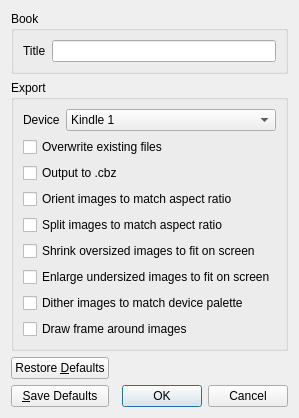
This is dev/ui/options.ui in yukinogatari/Mangle as Qt 5 draws it before an edit. The edited form follows.
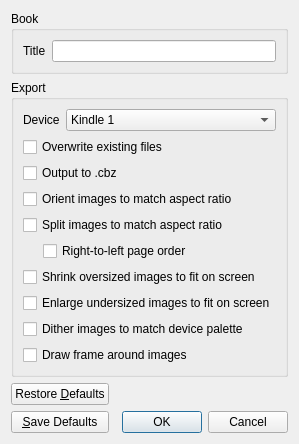
This is the edited form.

Commit message: Slight update to the UI. Not functional yet.

```diff
--- a/dev/ui/options.ui
+++ b/dev/ui/options.ui
@@ -7,7 +7,7 @@
     <x>0</x>
     <y>0</y>
     <width>333</width>
-    <height>446</height>
+    <height>475</height>
    </rect>
   </property>
   <property name="sizePolicy">
@@ -154,6 +154,33 @@
         </property>
        </widget>
       </item>
+      <item>
+       <layout class="QHBoxLayout" name="horizontalLayout">
+        <item>
+         <spacer name="horizontalSpacer_2">
+          <property name="orientation">
+           <enum>Qt::Horizontal</enum>
+          </property>
+          <property name="sizeType">
+           <enum>QSizePolicy::Fixed</enum>
+          </property>
+          <property name="sizeHint" stdset="0">
+           <size>
+            <width>20</width>
+            <height>20</height>
+           </size>
+          </property>
+         </spacer>
+        </item>
+        <item>
+         <widget class="QCheckBox" name="checkboxRightToLeft">
+          <property name="text">
+           <string>Right-to-left page order</string>
+          </property>
+         </widget>
+        </item>
+       </layout>
+      </item>
       <item>
        <widget class="QCheckBox" name="checkboxShrink">
         <property name="text">
```
Left out of the diff: 13 changed lines with no effect on the pictures. The commit also changes 2 other files.
